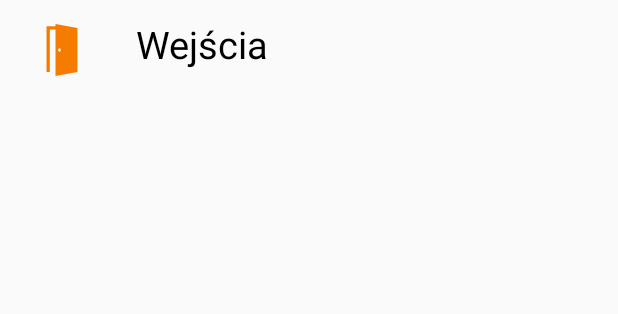
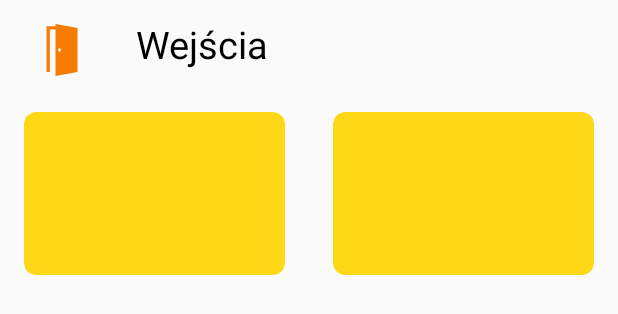
Before and after one commit to jakdor/LabDayApp, an Android app: the layout event_doors.xml on its own in the app's theme, with its tools: preview values and no code run, on a phone screen of 412 x 824 dp. Shown: the top 314 px of the screen. Run offline under Robolectric (Android 15) with nearby library versions, the phone set to English and light mode, and no system bars; network calls fail.

Commit message:
layout optimalization in FragmentLayout, Glide is now invoked on GlideApp

```diff
--- a/labday/app/src/main/java/com/jakdor/labday/view/ui/MainFragment.java
+++ b/labday/app/src/main/java/com/jakdor/labday/view/ui/MainFragment.java
@@ -25,6 +25,7 @@ import com.jakdor.labday.databinding.FragmentMainBinding;
 import com.jakdor.labday.di.InjectableFragment;
 import com.jakdor.labday.rx.RxResponse;
 import com.jakdor.labday.rx.RxStatus;
+import com.jakdor.labday.view.utils.GlideApp;
 import com.jakdor.labday.viewmodel.MainViewModel;
 
 import javax.inject.Inject;
@@ -52,7 +53,7 @@ public class MainFragment extends Fragment implements InjectableFragment {
                              @Nullable Bundle savedInstanceState) {
         binding = DataBindingUtil.inflate(inflater, R.layout.fragment_main, container, false);
 
-        Glide.with(this)
+        GlideApp.with(this)
                 .load(R.drawable.lab_day_logo_full)
                 .into(binding.menuLogo);
 
--- a/labday/app/src/main/java/com/jakdor/labday/view/ui/TimetableFragment.java
+++ b/labday/app/src/main/java/com/jakdor/labday/view/ui/TimetableFragment.java
@@ -27,6 +27,7 @@ import com.jakdor.labday.di.InjectableFragment;
 import com.jakdor.labday.rx.RxResponse;
 import com.jakdor.labday.rx.RxStatus;
 import com.jakdor.labday.view.adapter.TimetableAdapter;
+import com.jakdor.labday.view.utils.GlideApp;
 import com.jakdor.labday.viewmodel.TimetableViewModel;
 
 import javax.inject.Inject;
@@ -168,7 +169,7 @@ public class TimetableFragment extends Fragment implements InjectableFragment {
         recyclerView.setLayoutManager(linearLayoutManager);
         TimetableAdapter timetableAdapter
                 = new TimetableAdapter(this, appData, activePathId,
-                Glide.with(this), getHeight());
+                GlideApp.with(this), getHeight());
         recyclerView.setAdapter(timetableAdapter);
     }
 
--- a/labday/app/src/main/res/layout/event_doors.xml
+++ b/labday/app/src/main/res/layout/event_doors.xml
@@ -7,7 +7,7 @@
     <android.support.constraint.ConstraintLayout
         android:id="@+id/event_doors_card"
         android:layout_width="match_parent"
-        android:layout_height="match_parent">
+        android:layout_height="wrap_content">
 
         <android.support.constraint.Guideline
             android:id="@+id/doors_divider_guideline"
@@ -49,16 +49,18 @@
         <android.support.v7.widget.CardView
             android:id="@+id/door_card2"
             android:layout_width="0dp"
-            android:layout_height="wrap_content"
-            android:layout_marginEnd="24dp"
-            android:layout_marginStart="8dp"
+            android:layout_height="0dp"
+            android:layout_marginEnd="16dp"
+            android:layout_marginStart="16dp"
             android:layout_marginTop="24dp"
             android:layout_marginBottom="16dp"
             android:foreground="?android:attr/selectableItemBackground"
             android:clickable="true"
             android:focusable="true"
+            android:backgroundTint="@color/colorImage"
             app:cardElevation="0dp"
             app:cardCornerRadius="8dp"
+            app:layout_constraintDimensionRatio="16:10"
             app:layout_constraintEnd_toEndOf="parent"
             app:layout_constraintStart_toEndOf="@+id/door_card1"
             app:layout_constraintTop_toBottomOf="@+id/doors_icon">
@@ -74,16 +76,18 @@
         <android.support.v7.widget.CardView
             android:id="@+id/door_card1"
             android:layout_width="0dp"
-            android:layout_height="wrap_content"
-            android:layout_marginEnd="8dp"
-            android:layout_marginStart="32dp"
+            android:layout_height="0dp"
+            android:layout_marginEnd="16dp"
+            android:layout_marginStart="16dp"
             android:layout_marginTop="24dp"
             android:layout_marginBottom="16dp"
             android:foreground="?android:attr/selectableItemBackground"
             android:clickable="true"
             android:focusable="true"
+            android:backgroundTint="@color/colorImage"
             app:cardElevation="0dp"
             app:cardCornerRadius="8dp"
+            app:layout_constraintDimensionRatio="16:10"
             app:layout_constraintEnd_toStartOf="@+id/door_card2"
             app:layout_constraintStart_toStartOf="parent"
             app:layout_constraintTop_toBottomOf="@+id/doors_icon">
--- a/labday/app/src/main/res/layout/event_host.xml
+++ b/labday/app/src/main/res/layout/event_host.xml
@@ -16,6 +16,9 @@
             android:layout_width="0dp"
             android:layout_height="0dp"
             android:layout_marginTop="24dp"
+            android:clickable="true"
+            android:focusable="true"
+            app:civ_fill_color="@color/colorImage"
             app:layout_constraintDimensionRatio="w,1:1"
             app:layout_constraintEnd_toStartOf="@+id/host_image_guideline2"
             app:layout_constraintStart_toStartOf="@+id/host_image_guideline"
--- a/labday/app/src/main/res/values/colors.xml
+++ b/labday/app/src/main/res/values/colors.xml
@@ -5,6 +5,7 @@
     <color name="colorAccent">#fff59d</color>
     <color name="colorAccentLight">#fff9c4</color>
     <color name="colorAuxiliary">#fbc02d</color>
+    <color name="colorImage">#fed817</color>
 
     <color name="materialGrey">#fafafa</color>
     <color name="shadow">#40000000</color>
```
Also changed, not shown: labday/app/src/main/java/com/jakdor/labday/view/ui/EventFragment.kt (+10 -3 lines), labday/app/src/main/java/com/jakdor/labday/view/ui/LoginFragment.java (+5 -2 lines), labday/app/src/main/res/drawable/flask.png (deleted).
